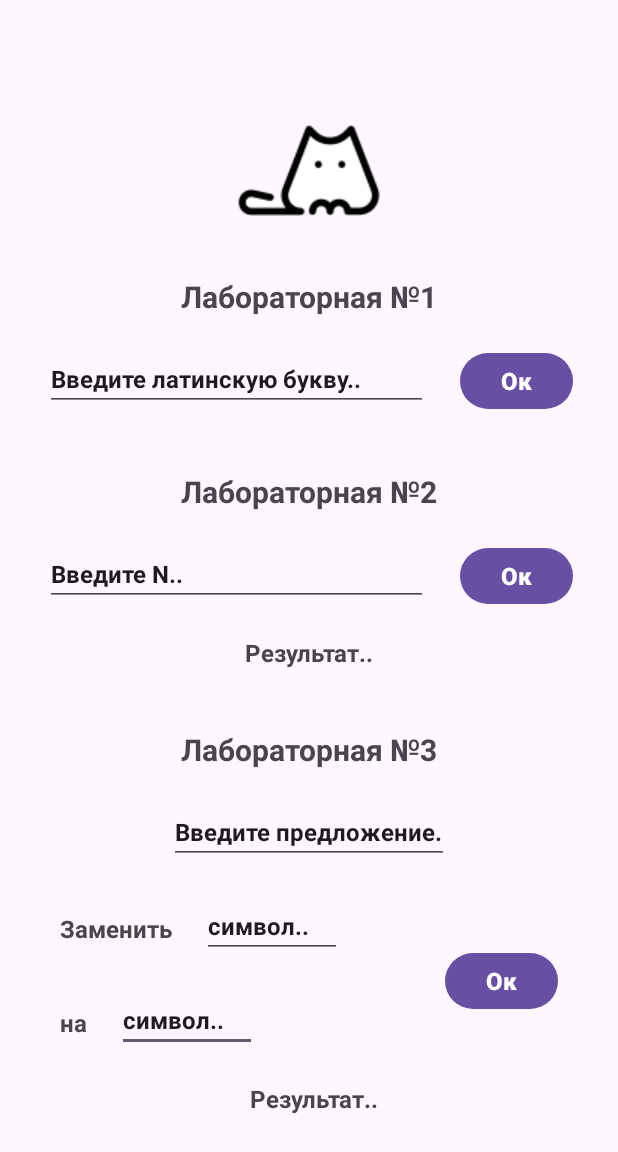
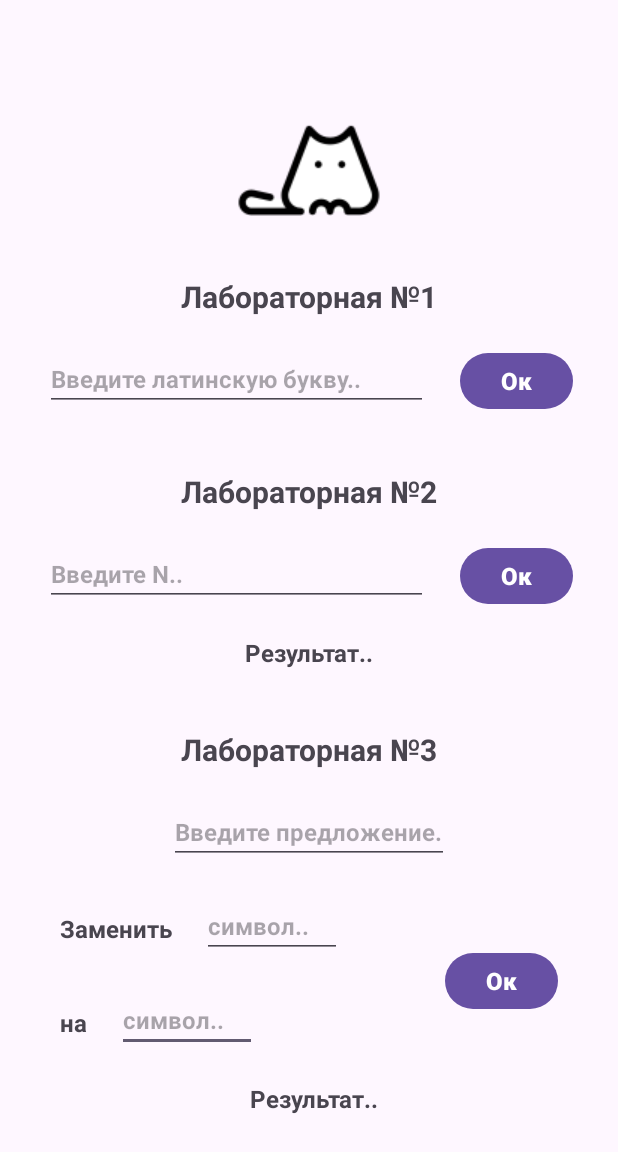
Before and after one commit to iwikoiti/LabsKotlin, an Android app: the screen it shows after launch (MainActivity), on a phone screen of 412 x 824 dp. Shown: the top 1152 px of the screen. Run offline under Robolectric (Android 15) with nearby library versions, the phone set to English and light mode, and no system bars.

Commit message:
first lab is done

```diff
--- a/app/src/main/java/com/example/firstmeeting/MainActivity.kt
+++ b/app/src/main/java/com/example/firstmeeting/MainActivity.kt
@@ -1,7 +1,14 @@
 package com.example.firstmeeting
 
 import android.os.Bundle
+import android.os.Message
+import android.widget.Button
+import android.widget.EditText
+import android.widget.TextView
 import androidx.activity.enableEdgeToEdge
+import androidx.appcompat.app.AlertDialog
+import android.content.Context
+import android.view.View
 import androidx.appcompat.app.AppCompatActivity
 import androidx.core.view.ViewCompat
 import androidx.core.view.WindowInsetsCompat
@@ -17,7 +24,53 @@ class MainActivity : AppCompatActivity() {
             insets
         }
 
-        //val
+        //lab1
+        val inputLetter = findViewById<EditText>(R.id.inputLetter)
+        val btnLab1 = findViewById<Button>(R.id.btnLab1)
+
+        //lab2
+        val inputNValue = findViewById<EditText>(R.id.inputNValue)
+        val btnLab2 = findViewById<Button>(R.id.btnLab2)
+        val resultLab2 = findViewById<TextView>(R.id.resultLab2)
+
+        //lab3
+        val inputSuggestion = findViewById<EditText>(R.id.inputSuggestion)
+        val inputSymbol1 = findViewById<EditText>(R.id.inputSymbol1)
+        val inputSymbol2 = findViewById<EditText>(R.id.inputSymbol2)
+        val btnLab3 = findViewById<Button>(R.id.btnLab3)
+        val resultLab3 = findViewById<TextView>(R.id.resultLab3)
+
+        btnLab1.setOnClickListener{
+            val letter = inputLetter.text.toString()
+
+            if (letter.length != 1){
+                showMessage(this, "Внимание!", "Введите одну латинскую букву.");
+                return@setOnClickListener
+            }
+
+            val letterChar = letter[0]
+            if (letterChar !in 'A'..'Z'){
+                showMessage(this, "Ошибка!", "Символ не является латинской буквой.")
+            } else{
+                if (letterChar == 'L' || letterChar == 'M' || letterChar == 'K' || letterChar == 'D'){
+                showMessage(this, "Сообщение","Это согласные буквы.")
+                } else{
+                    showMessage(this, "Сообщение","Возможно, это гласные буквы.")
+                }
+
+            }
+
+        }
 
     }
+
+    fun showMessage(context: Context, title: String, message: String){ // базовый класс, который используется для вызова диалогового окна
+        val alertMessage = AlertDialog.Builder(context);
+        alertMessage.setTitle(title)
+        alertMessage.setMessage(message)
+        alertMessage.setPositiveButton("OK") { dialog, _ ->
+            dialog.dismiss()
+        }
+        alertMessage.show()
+    }
 }
--- a/app/src/main/res/layout/activity_main.xml
+++ b/app/src/main/res/layout/activity_main.xml
@@ -44,21 +44,21 @@
         app:layout_constraintEnd_toEndOf="parent"
         app:layout_constraintHorizontal_bias="0.512"
         app:layout_constraintStart_toStartOf="parent"
-        app:layout_constraintTop_toBottomOf="@+id/editTextText5" />
+        app:layout_constraintTop_toBottomOf="@+id/inputSymbol2" />
 
     <EditText
-        android:id="@+id/editTextText5"
+        android:id="@+id/inputSymbol2"
         android:layout_width="93dp"
         android:layout_height="wrap_content"
         android:layout_marginStart="20dp"
         android:layout_marginTop="20dp"
         android:ems="10"
+        android:hint="символ.."
         android:inputType="text"
-        android:text="символ.."
         android:textSize="16sp"
         android:textStyle="bold"
         app:layout_constraintStart_toEndOf="@+id/textView5"
-        app:layout_constraintTop_toBottomOf="@+id/editTextText4" />
+        app:layout_constraintTop_toBottomOf="@+id/inputSymbol1" />
 
     <TextView
         android:id="@+id/textView5"
@@ -70,7 +70,7 @@
         android:textSize="16sp"
         android:textStyle="bold"
         app:layout_constraintStart_toStartOf="parent"
-        app:layout_constraintTop_toBottomOf="@+id/editTextText4" />
+        app:layout_constraintTop_toBottomOf="@+id/inputSymbol1" />
 
     <ImageView
         android:id="@+id/imageView"
@@ -118,8 +118,8 @@
         android:layout_marginStart="30dp"
         android:layout_marginTop="20dp"
         android:ems="10"
+        android:hint="Введите латинскую букву.."
         android:inputType="text"
-        android:text="Введите латинскую букву.."
         android:textSize="16sp"
         android:textStyle="bold"
         app:layout_constraintStart_toStartOf="parent"
@@ -132,8 +132,8 @@
         android:layout_marginStart="30dp"
         android:layout_marginTop="20dp"
         android:ems="10"
+        android:hint="Введите N.."
         android:inputType="number"
-        android:text="Введите N.."
         android:textSize="16sp"
         android:textStyle="bold"
         app:layout_constraintStart_toStartOf="parent"
@@ -172,8 +172,8 @@
         android:layout_height="wrap_content"
         android:layout_marginTop="20dp"
         android:ems="10"
+        android:hint="Введите предложение.."
         android:inputType="text"
-        android:text="Введите предложение.."
         android:textSize="16sp"
         android:textStyle="bold"
         app:layout_constraintEnd_toEndOf="parent"
@@ -193,14 +193,14 @@
         app:layout_constraintTop_toBottomOf="@+id/inputSuggestion" />
 
     <EditText
-        android:id="@+id/editTextText4"
+        android:id="@+id/inputSymbol1"
         android:layout_width="93dp"
         android:layout_height="wrap_content"
         android:layout_marginStart="20dp"
         android:layout_marginTop="20dp"
         android:ems="10"
+        android:hint="символ.."
         android:inputType="text"
-        android:text="символ.."
         android:textSize="16sp"
         android:textStyle="bold"
         app:layout_constraintStart_toEndOf="@+id/textView4"
```
